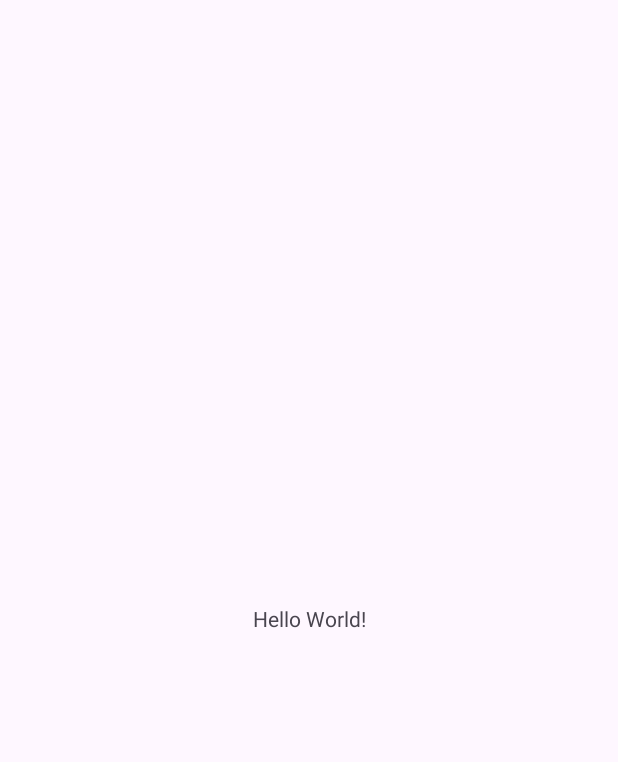
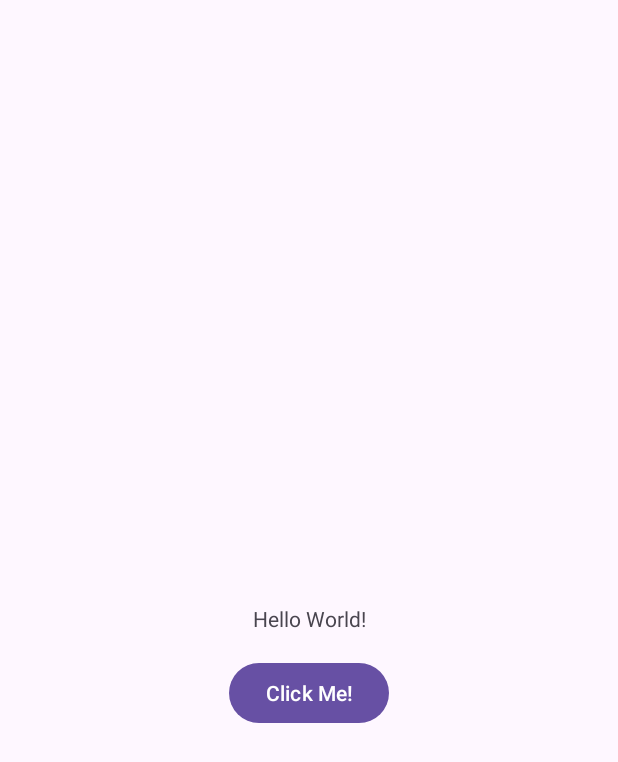
Before and after one commit to woogyeom/CS213-Project-5, an Android app: the screen it shows after launch (MainActivity), on a phone screen of 412 x 824 dp. Before the commit the part shown is almost empty. Shown: the top 762 px of the screen. Run offline under Robolectric (Android 15) with nearby library versions, the phone set to English and light mode, and no system bars.

Commit message:
Example Button

```diff
--- a/app/src/main/res/layout/activity_main.xml
+++ b/app/src/main/res/layout/activity_main.xml
@@ -8,6 +8,7 @@
     tools:context=".MainActivity">
 
     <TextView
+        android:id="@+id/helloTextView"
         android:layout_width="wrap_content"
         android:layout_height="wrap_content"
         android:text="Hello World!"
@@ -16,4 +17,14 @@
         app:layout_constraintStart_toStartOf="parent"
         app:layout_constraintTop_toTopOf="parent" />
 
+    <Button
+        android:id="@+id/myButton"
+        android:layout_width="wrap_content"
+        android:layout_height="wrap_content"
+        android:text="Click Me!"
+        app:layout_constraintTop_toBottomOf="@id/helloTextView"
+        app:layout_constraintStart_toStartOf="parent"
+        app:layout_constraintEnd_toEndOf="parent"
+        android:layout_marginTop="16dp"/>
+
 </androidx.constraintlayout.widget.ConstraintLayout>
```
Also changed, not shown: app/src/main/java/rucafe/ordermanager/MainActivity.java (+27 -0 lines).
